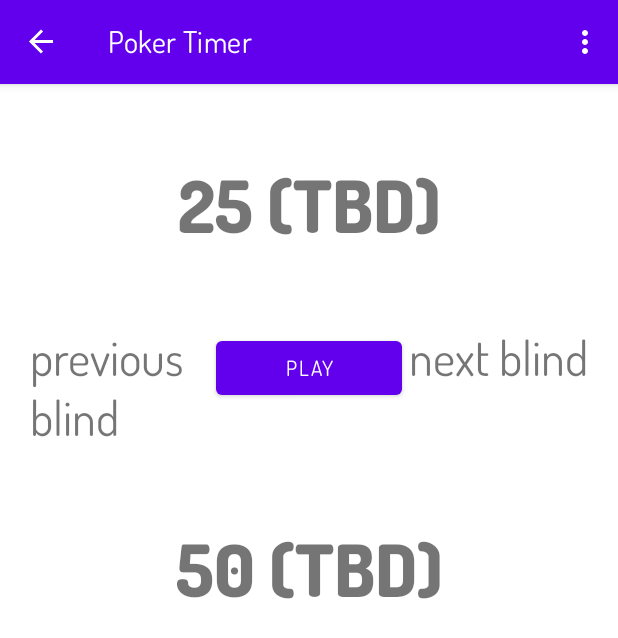
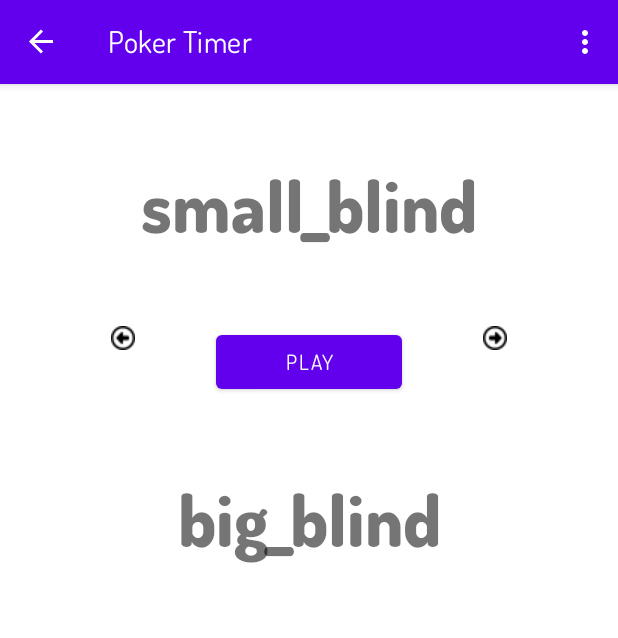
Before and after one commit to arburk/vscp, an Android app: the PokerTimer screen opened through its navigation route, on a phone screen of 412 x 824 dp. Shown: the top 638 px of the screen. Run offline under Robolectric (Android 15) with nearby library versions, the phone set to English and light mode, and no system bars; our stand-ins replace navigation-ui; 3 statements that could not run were skipped.

Commit message:
#1: Bind TimerService to prev/next buttons using imageButton and introduced viewModel to updated current blind

```diff
--- a/app/build.gradle
+++ b/app/build.gradle
@@ -49,6 +49,7 @@ dependencies {
   implementation 'androidx.navigation:navigation-fragment-ktx:2.5.3'
   implementation 'androidx.navigation:navigation-ui-ktx:2.5.3'
   implementation 'androidx.preference:preference:1.2.0'
+  implementation 'androidx.activity:activity-ktx:1.7.1'
   testImplementation 'org.junit.jupiter:junit-jupiter-api:5.8.1'
   testRuntimeOnly 'org.junit.jupiter:junit-jupiter-engine:5.8.1'
   androidTestImplementation 'androidx.test.ext:junit:1.1.5'
--- a/app/src/main/java/com/github/arburk/vscp/app/activity/PokerTimer.kt
+++ b/app/src/main/java/com/github/arburk/vscp/app/activity/PokerTimer.kt
@@ -6,8 +6,10 @@ import android.view.LayoutInflater
 import android.view.View
 import android.view.ViewGroup
 import androidx.fragment.app.Fragment
+import androidx.fragment.app.viewModels
 import com.github.arburk.vscp.app.MainActivity
 import com.github.arburk.vscp.app.databinding.TimerBinding
+import com.github.arburk.vscp.app.service.TimerService
 
 class PokerTimer : Fragment() {
 
@@ -16,6 +18,8 @@ class PokerTimer : Fragment() {
   // This property is only valid between onCreateView and onDestroyView.
   private val binding get() = _binding!!
 
+  private val pokerTimerModel by viewModels<PokerTimerModel>()
+
   override fun onCreateView(inflater: LayoutInflater, container: ViewGroup?, savedInstanceState: Bundle?): View {
     _binding = TimerBinding.inflate(inflater, container, false)
     return binding.root
@@ -23,18 +27,49 @@ class PokerTimer : Fragment() {
 
   override fun onViewCreated(view: View, savedInstanceState: Bundle?) {
     super.onViewCreated(view, savedInstanceState)
+
     val timerService = (activity as MainActivity).getTimerService()
 
+    pokerTimerModel.initData(timerService.getCurrentBlind())
+    bindContent(timerService)
+    registerButtons(timerService)
+  }
+
+  private fun registerButtons(timerService: TimerService) {
     binding.playButton.setOnClickListener {
-      Log.i("Action", "play button was pressed")
       switchPlayPauseButtonsVisibility()
       timerService.startTimer()
     }
 
     binding.pauseButton.setOnClickListener {
-      Log.i("Action", "pause button was pressed")
       switchPlayPauseButtonsVisibility()
       timerService.pauseTimer()
+    }
+
+    binding.prevBlind.setOnClickListener {
+      Log.v("PokerTimer", "prevBlind clicked")
+      handleManualBlindChange(timerService, -1)
+    }
+
+    binding.nextBlind.setOnClickListener {
+      Log.v("PokerTimer", "nextBlind clicked")
+      handleManualBlindChange(timerService, 1)
+    }
+  }
+
+  private fun handleManualBlindChange(timerService: TimerService, stepToMove: Int) {
+    timerService.jumpLevel(stepToMove)
+    bindContent(timerService)
+  }
+
+  private fun bindContent(timerService: TimerService) {
+    pokerTimerModel.smallBlind.observe(((activity as MainActivity))) {
+      Log.v("PokerTimer", "small Blind change observed")
+      binding.smallBlind.text = timerService.getCurrentBlind().small.toString()
+    }
+    pokerTimerModel.bigBlind.observe((activity as MainActivity)) {
+      Log.v("PokerTimer", "big Blind change observed")
+      binding.bigBlind.text = timerService.getCurrentBlind().big.toString()
     }
   }
 
--- /dev/null
+++ b/app/src/main/java/com/github/arburk/vscp/app/activity/PokerTimerModel.kt
@@ -0,0 +1,29 @@
+package com.github.arburk.vscp.app.activity
+
+import android.util.Log
+import androidx.lifecycle.LiveData
+import androidx.lifecycle.MutableLiveData
+import androidx.lifecycle.ViewModel
+import com.github.arburk.vscp.app.model.Blind
+
+class PokerTimerModel : ViewModel() {
+
+  private val _smallBlind : MutableLiveData<Int> = MutableLiveData()
+  // establish connection between private variable and public one
+  // anytime the private var is updated, the public one is updated as well
+  val smallBlind : LiveData<Int> = _smallBlind
+
+  private val _bigBlind : MutableLiveData<Int> = MutableLiveData()
+  val bigBlind : LiveData<Int> = _bigBlind
+
+  init {
+    Log.v("PokerTimerModel", "created")
+  }
+
+  fun initData(blind: Blind) {
+    Log.v("PokerTimerModel", "initData called ${blind}")
+    _smallBlind.value = blind.small
+    _bigBlind.value = blind.big
+  }
+
+}
--- a/app/src/main/res/layout/timer.xml
+++ b/app/src/main/res/layout/timer.xml
@@ -8,10 +8,9 @@
     android:paddingRight="20dp"
     android:paddingTop="50dp">
 
-
   <TextView
       android:id="@+id/small_blind"
-      android:text="@string/small_blind"
+      android:text="small_blind"
       android:layout_width="match_parent"
       android:textSize="48sp"
       android:fontFamily="@font/dosis_extrabold"
@@ -22,14 +21,15 @@
       android:layout_height="match_parent"
       android:paddingTop="50dp">
 
-    <TextView
+    <ImageButton
         android:id="@+id/prev_blind"
-        android:text="previous blind"
+        android:src="@drawable/previous"
+        android:background="@null"
+        android:tooltipText="@string/previous"
         android:layout_height="wrap_content"
         android:layout_width="0dip"
         android:layout_weight="1"
-        android:textSize="32sp"
-        android:textAlignment="viewStart"/>
+    />
 
     <Button
         android:id="@+id/pause_button"
@@ -47,23 +47,21 @@
         android:layout_width="0dip"
         android:layout_weight="1"/>
 
-
-    <TextView
+    <ImageButton
         android:id="@+id/next_blind"
-        android:text="next blind"
-        android:textSize="32sp"
-        android:textAlignment="viewEnd"
+        android:src="@drawable/next"
+        android:background="@null"
+        android:tooltipText="@string/next"
         android:layout_height="wrap_content"
         android:layout_width="0dip"
         android:layout_weight="1"
     />
 
-
   </TableRow>
 
   <TextView
       android:id="@+id/big_blind"
-      android:text="@string/big_blind"
+      android:text="big_blind"
       android:textSize="48sp"
       android:textAlignment="center"
       android:paddingTop="50dp"
--- a/app/src/main/res/values/strings.xml
+++ b/app/src/main/res/values/strings.xml
@@ -6,12 +6,11 @@
 
   <string name="timer">Poker Timer</string>
   <string name="tournament">Tournament</string>
-  <string name="previous">Previous</string>
+  <string name="previous">Previous blind level</string>
+  <string name="next">Next blind level</string>
 
   <string name="vscp">Very Swiss Championship Poker</string>
   <string name="feedback">send me your feedback</string>
-  <string name="small_blind">25 (TBD)</string>
-  <string name="big_blind">50 (TBD)</string>
   <string name="action_exit">Quit app</string>
   <string name="action_webpage">VSCP website</string>
   <string name="title_activity_setting_timer">SettingTimerActivity</string>
```
Also changed, not shown: app/src/main/java/com/github/arburk/vscp/app/service/TimerService.kt (+13 -5 lines), app/src/main/res/drawable/icons/next.svg (added), app/src/main/res/drawable/icons/previous.svg (added), app/src/main/res/drawable/next.png (added), app/src/main/res/drawable/previous.png (added), 1 other file.
